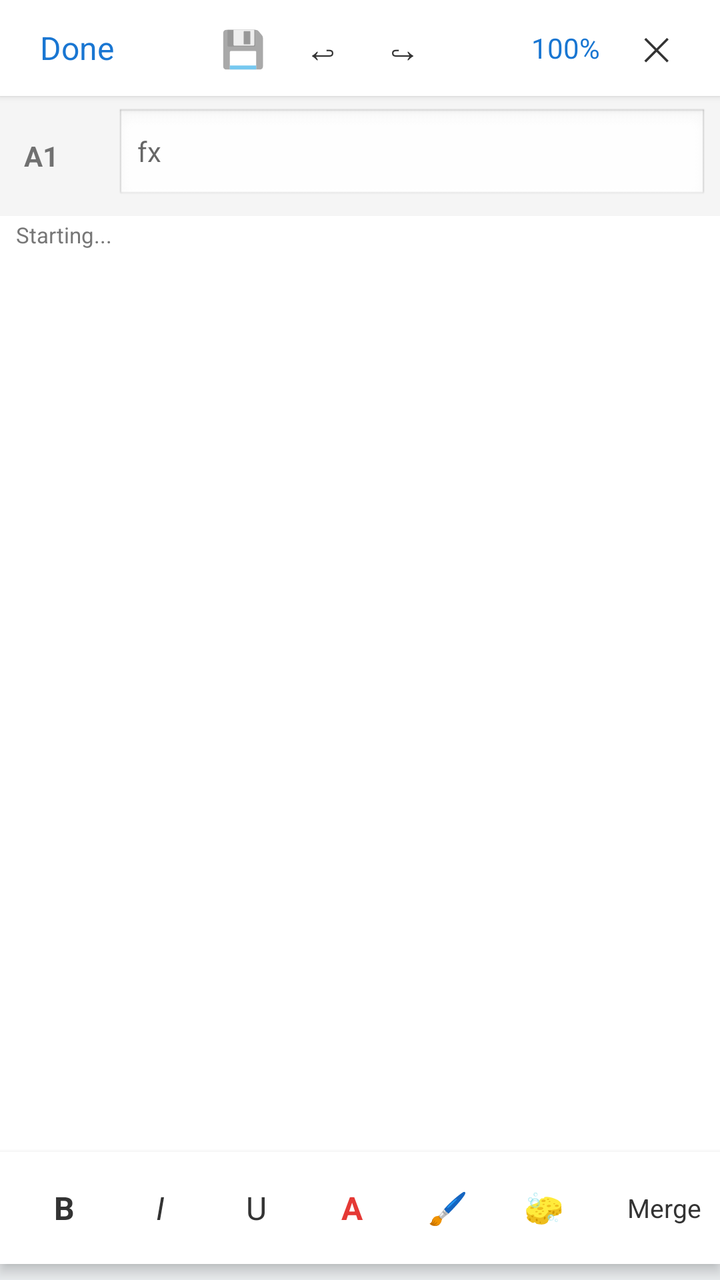
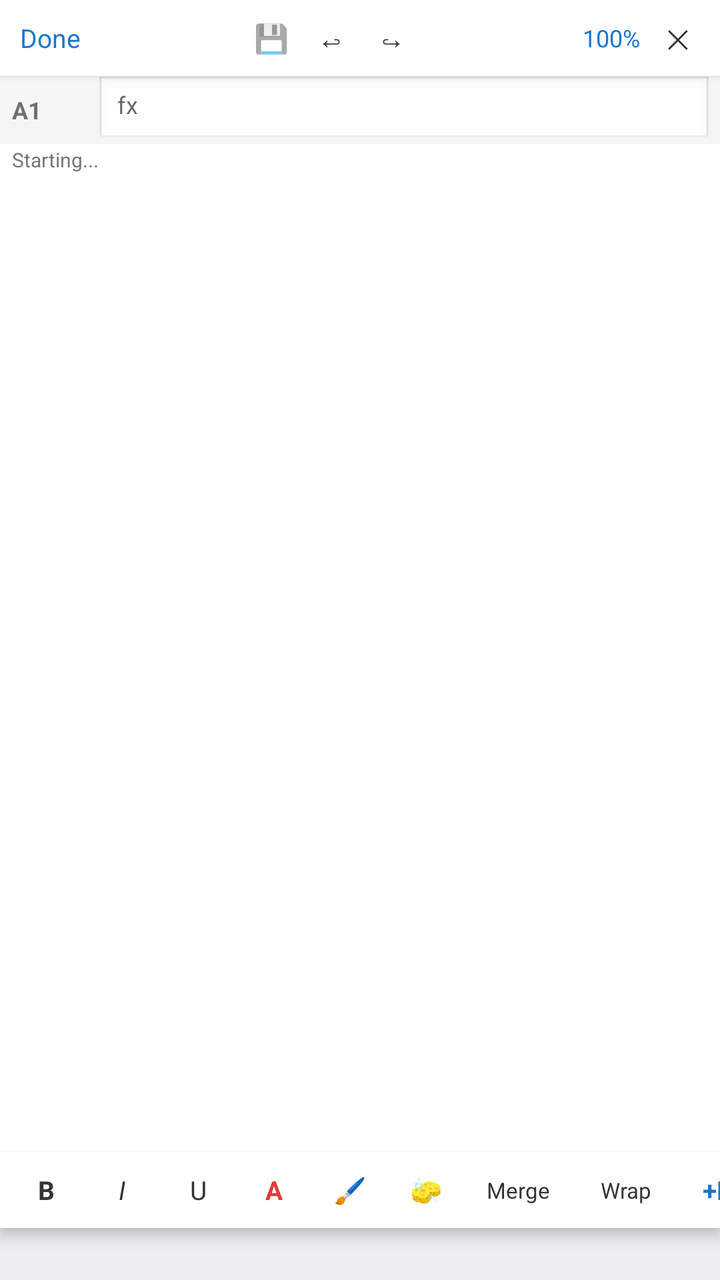

Screens rendered from an Android XML layout before and after an edit, with the pre-edit source and the edit as a unified diff.
<!-- AndroidManifest.xml: application theme Theme.AppCompat.DayNight.NoActionBar -->
<!-- res/layout/activity_excel_editor.xml -->
<?xml version="1.0" encoding="utf-8"?>
<LinearLayout xmlns:android="http://schemas.android.com/apk/res/android"
    android:layout_width="match_parent"
    android:layout_height="match_parent"
    android:orientation="vertical"
    android:background="#FFFFFF">

    
    <LinearLayout
        android:layout_width="match_parent"
        android:layout_height="48dp"
        android:orientation="horizontal"
        android:gravity="center_vertical"
        android:paddingHorizontal="12dp"
        android:background="#FFFFFF"
        android:elevation="2dp">

        <TextView android:id="@+id/btnDone"
            android:layout_width="wrap_content" android:layout_height="wrap_content"
            android:text="Done" android:textSize="16sp" android:textColor="#1976D2"
            android:padding="8dp" />

        <Space android:layout_width="0dp" android:layout_height="1dp" android:layout_weight="1" />

        <TextView android:id="@+id/btnSaveTop"
            android:layout_width="40dp" android:layout_height="40dp"
            android:gravity="center" android:text="💾" android:textSize="18sp" />

        <TextView android:id="@+id/btnUndo"
            android:layout_width="40dp" android:layout_height="40dp"
            android:gravity="center" android:text="↩" android:textSize="18sp" android:textColor="#333333" />

        <TextView android:id="@+id/btnRedo"
            android:layout_width="40dp" android:layout_height="40dp"
            android:gravity="center" android:text="↪" android:textSize="18sp" android:textColor="#333333" />

        <Space android:layout_width="0dp" android:layout_height="1dp" android:layout_weight="1" />

        <TextView android:id="@+id/btnZoom"
            android:layout_width="wrap_content" android:layout_height="wrap_content"
            android:text="100%" android:textSize="14sp" android:textColor="#1976D2" android:padding="8dp" />

        <TextView android:id="@+id/btnClose"
            android:layout_width="40dp" android:layout_height="40dp"
            android:gravity="center" android:text="✕" android:textSize="16sp" android:textColor="#333333" />
    </LinearLayout>

    
    <LinearLayout
        android:layout_width="match_parent"
        android:layout_height="wrap_content"
        android:orientation="horizontal"
        android:background="#F5F5F5"
        android:padding="6dp"
        android:gravity="center_vertical">

        <TextView android:id="@+id/cellRef"
            android:layout_width="wrap_content" android:layout_height="wrap_content"
            android:minWidth="52dp" android:text="A1" android:textStyle="bold"
            android:textSize="14sp" android:padding="6dp" />

        <EditText android:id="@+id/formulaBar"
            android:layout_width="0dp" android:layout_height="wrap_content"
            android:layout_weight="1" android:hint="fx" android:textSize="14sp"
            android:inputType="text" android:singleLine="true"
            android:background="@android:drawable/edit_text" />
    </LinearLayout>

    
    <TextView android:id="@+id/statusText"
        android:layout_width="match_parent" android:layout_height="wrap_content"
        android:paddingHorizontal="8dp" android:paddingVertical="2dp"
        android:text="Starting..." android:textSize="11sp" android:textColor="#777777" />

    
    <HorizontalScrollView
        android:layout_width="match_parent"
        android:layout_height="0dp"
        android:layout_weight="1">

        <ScrollView
            android:layout_width="wrap_content"
            android:layout_height="match_parent"
            android:fillViewport="true">

            <TableLayout
                android:id="@+id/grid"
                android:layout_width="wrap_content"
                android:layout_height="wrap_content" />
        </ScrollView>
    </HorizontalScrollView>

    
    <HorizontalScrollView
        android:layout_width="match_parent"
        android:layout_height="56dp"
        android:scrollbars="none"
        android:background="#FFFFFF"
        android:elevation="4dp">

        <LinearLayout
            android:layout_width="wrap_content"
            android:layout_height="match_parent"
            android:orientation="horizontal"
            android:gravity="center_vertical"
            android:paddingHorizontal="8dp">

            <TextView android:id="@+id/btnBold" style="@style/ExcelToolItem" android:text="B" android:textStyle="bold" />
            <TextView android:id="@+id/btnItalic" style="@style/ExcelToolItem" android:text="I" android:textStyle="italic" />
            <TextView android:id="@+id/btnUnderline" style="@style/ExcelToolItem" android:text="U" />
            <TextView android:id="@+id/btnTextColor" style="@style/ExcelToolItem" android:text="A" android:textColor="#E53935" android:textStyle="bold" />
            <TextView android:id="@+id/btnFillColor" style="@style/ExcelToolItem" android:text="🖌" />
            <TextView android:id="@+id/btnClear" style="@style/ExcelToolItem" android:text="🧽" />
            <TextView android:id="@+id/btnMerge" style="@style/ExcelToolItemWide" android:text="Merge" />
            <TextView android:id="@+id/btnWrap" style="@style/ExcelToolItemWide" android:text="Wrap" />
            <TextView android:id="@+id/btnInsertRow" style="@style/ExcelToolItem" android:text="+R" android:textColor="#1976D2" android:textStyle="bold" />
            <TextView android:id="@+id/btnDeleteRow" style="@style/ExcelToolItem" android:text="−R" android:textColor="#E53935" android:textStyle="bold" />
            <TextView android:id="@+id/btnInsertCol" style="@style/ExcelToolItem" android:text="+C" android:textColor="#1976D2" android:textStyle="bold" />
            <TextView android:id="@+id/btnDeleteCol" style="@style/ExcelToolItem" android:text="−C" android:textColor="#E53935" android:textStyle="bold" />
            <TextView android:id="@+id/btnMore" style="@style/ExcelToolItem" android:text="⋮" android:textSize="20sp" />
        </LinearLayout>
    </HorizontalScrollView>

    
    <HorizontalScrollView
        android:layout_width="match_parent"
        android:layout_height="wrap_content"
        android:scrollbars="none"
        android:background="#ECEFF1">

        <LinearLayout android:id="@+id/sheetTabs"
            android:layout_width="wrap_content" android:layout_height="wrap_content"
            android:orientation="horizontal" android:padding="4dp" />
    </HorizontalScrollView>
</LinearLayout>
<!-- resources referenced by this layout -->
<resources>
  <style name="ExcelToolItem">
          <item name="android:layout_width">48dp</item>
          <item name="android:layout_height">match_parent</item>
          <item name="android:gravity">center</item>
          <item name="android:textSize">16sp</item>
          <item name="android:textColor">#333333</item>
          <item name="android:background">?android:attr/selectableItemBackground</item>
      </style>
  <style name="ExcelToolItemWide" parent="ExcelToolItem">
          <item name="android:layout_width">72dp</item>
          <item name="android:textSize">13sp</item>
      </style>
</resources>

<!-- the commit's change to res/layout/activity_excel_editor.xml (unified diff, before → after) -->
@@ -8,60 +8,60 @@
     
     <LinearLayout
         android:layout_width="match_parent"
-        android:layout_height="48dp"
+        android:layout_height="38dp"
         android:orientation="horizontal"
         android:gravity="center_vertical"
-        android:paddingHorizontal="12dp"
+        android:paddingHorizontal="6dp"
         android:background="#FFFFFF"
         android:elevation="2dp">
 
         <TextView android:id="@+id/btnDone"
             android:layout_width="wrap_content" android:layout_height="wrap_content"
-            android:text="Done" android:textSize="16sp" android:textColor="#1976D2"
-            android:padding="8dp" />
+            android:text="Done" android:textSize="13sp" android:textColor="#1976D2"
+            android:padding="4dp" />
 
         <Space android:layout_width="0dp" android:layout_height="1dp" android:layout_weight="1" />
 
         <TextView android:id="@+id/btnSaveTop"
-            android:layout_width="40dp" android:layout_height="40dp"
-            android:gravity="center" android:text="💾" android:textSize="18sp" />
+            android:layout_width="30dp" android:layout_height="30dp"
+            android:gravity="center" android:text="💾" android:textSize="14sp" />
 
         <TextView android:id="@+id/btnUndo"
-            android:layout_width="40dp" android:layout_height="40dp"
-            android:gravity="center" android:text="↩" android:textSize="18sp" android:textColor="#333333" />
+            android:layout_width="30dp" android:layout_height="30dp"
+            android:gravity="center" android:text="↩" android:textSize="14sp" android:textColor="#333333" />
 
         <TextView android:id="@+id/btnRedo"
-            android:layout_width="40dp" android:layout_height="40dp"
-            android:gravity="center" android:text="↪" android:textSize="18sp" android:textColor="#333333" />
+            android:layout_width="30dp" android:layout_height="30dp"
+            android:gravity="center" android:text="↪" android:textSize="14sp" android:textColor="#333333" />
 
         <Space android:layout_width="0dp" android:layout_height="1dp" android:layout_weight="1" />
 
         <TextView android:id="@+id/btnZoom"
             android:layout_width="wrap_content" android:layout_height="wrap_content"
-            android:text="100%" android:textSize="14sp" android:textColor="#1976D2" android:padding="8dp" />
+            android:text="100%" android:textSize="12sp" android:textColor="#1976D2" android:padding="4dp" />
 
         <TextView android:id="@+id/btnClose"
-            android:layout_width="40dp" android:layout_height="40dp"
-            android:gravity="center" android:text="✕" android:textSize="16sp" android:textColor="#333333" />
+            android:layout_width="30dp" android:layout_height="30dp"
+            android:gravity="center" android:text="✕" android:textSize="13sp" android:textColor="#333333" />
     </LinearLayout>
 
     
     <LinearLayout
         android:layout_width="match_parent"
-        android:layout_height="wrap_content"
+        android:layout_height="34dp"
         android:orientation="horizontal"
         android:background="#F5F5F5"
-        android:padding="6dp"
+        android:paddingHorizontal="4dp"
         android:gravity="center_vertical">
 
         <TextView android:id="@+id/cellRef"
             android:layout_width="wrap_content" android:layout_height="wrap_content"
-            android:minWidth="52dp" android:text="A1" android:textStyle="bold"
-            android:textSize="14sp" android:padding="6dp" />
+            android:minWidth="44dp" android:text="A1" android:textStyle="bold"
+            android:textSize="12sp" android:padding="2dp" />
 
         <EditText android:id="@+id/formulaBar"
             android:layout_width="0dp" android:layout_height="wrap_content"
-            android:layout_weight="1" android:hint="fx" android:textSize="14sp"
+            android:layout_weight="1" android:hint="fx" android:textSize="12sp"
             android:inputType="text" android:singleLine="true"
             android:background="@android:drawable/edit_text" />
     </LinearLayout>
@@ -69,8 +69,9 @@
     
     <TextView android:id="@+id/statusText"
         android:layout_width="match_parent" android:layout_height="wrap_content"
-        android:paddingHorizontal="8dp" android:paddingVertical="2dp"
-        android:text="Starting..." android:textSize="11sp" android:textColor="#777777" />
+        android:paddingHorizontal="6dp" android:paddingVertical="1dp"
+        android:text="Starting..." android:textSize="10sp" android:textColor="#777777"
+        android:maxLines="1" android:ellipsize="end" />
 
     
     <HorizontalScrollView
@@ -93,7 +94,7 @@
     
     <HorizontalScrollView
         android:layout_width="match_parent"
-        android:layout_height="56dp"
+        android:layout_height="38dp"
         android:scrollbars="none"
         android:background="#FFFFFF"
         android:elevation="4dp">
@@ -103,7 +104,7 @@
             android:layout_height="match_parent"
             android:orientation="horizontal"
             android:gravity="center_vertical"
-            android:paddingHorizontal="8dp">
+            android:paddingHorizontal="4dp">
 
             <TextView android:id="@+id/btnBold" style="@style/ExcelToolItem" android:text="B" android:textStyle="bold" />
             <TextView android:id="@+id/btnItalic" style="@style/ExcelToolItem" android:text="I" android:textStyle="italic" />
@@ -117,19 +118,19 @@
             <TextView android:id="@+id/btnDeleteRow" style="@style/ExcelToolItem" android:text="−R" android:textColor="#E53935" android:textStyle="bold" />
             <TextView android:id="@+id/btnInsertCol" style="@style/ExcelToolItem" android:text="+C" android:textColor="#1976D2" android:textStyle="bold" />
             <TextView android:id="@+id/btnDeleteCol" style="@style/ExcelToolItem" android:text="−C" android:textColor="#E53935" android:textStyle="bold" />
-            <TextView android:id="@+id/btnMore" style="@style/ExcelToolItem" android:text="⋮" android:textSize="20sp" />
+            <TextView android:id="@+id/btnMore" style="@style/ExcelToolItem" android:text="⋮" android:textSize="16sp" />
         </LinearLayout>
     </HorizontalScrollView>
 
     
     <HorizontalScrollView
         android:layout_width="match_parent"
-        android:layout_height="wrap_content"
+        android:layout_height="26dp"
         android:scrollbars="none"
         android:background="#ECEFF1">
 
         <LinearLayout android:id="@+id/sheetTabs"
-            android:layout_width="wrap_content" android:layout_height="wrap_content"
-            android:orientation="horizontal" android:padding="4dp" />
+            android:layout_width="wrap_content" android:layout_height="match_parent"
+            android:orientation="horizontal" android:padding="2dp" />
     </HorizontalScrollView>
 </LinearLayout>
<!-- resource entries referenced after the edit -->
@@ -1,16 +1,16 @@
 <!-- resources referenced by this layout -->
 <resources>
   <style name="ExcelToolItem">
-          <item name="android:layout_width">48dp</item>
+          <item name="android:layout_width">38dp</item>
           <item name="android:layout_height">match_parent</item>
           <item name="android:gravity">center</item>
-          <item name="android:textSize">16sp</item>
+          <item name="android:textSize">13sp</item>
           <item name="android:textColor">#333333</item>
           <item name="android:background">?android:attr/selectableItemBackground</item>
       </style>
   <style name="ExcelToolItemWide" parent="ExcelToolItem">
-          <item name="android:layout_width">72dp</item>
-          <item name="android:textSize">13sp</item>
+          <item name="android:layout_width">54dp</item>
+          <item name="android:textSize">11sp</item>
       </style>
 </resources>
 
